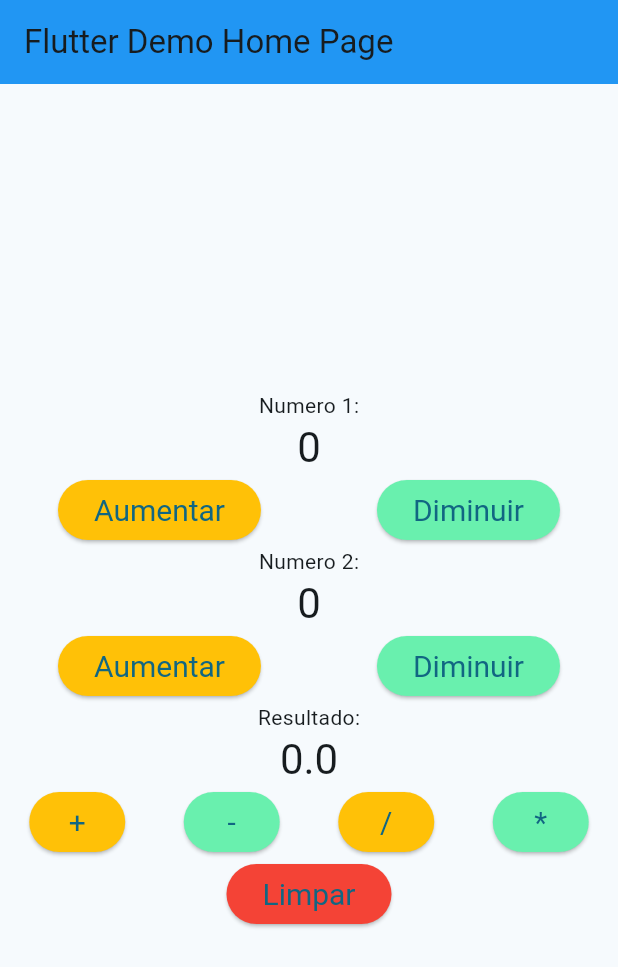
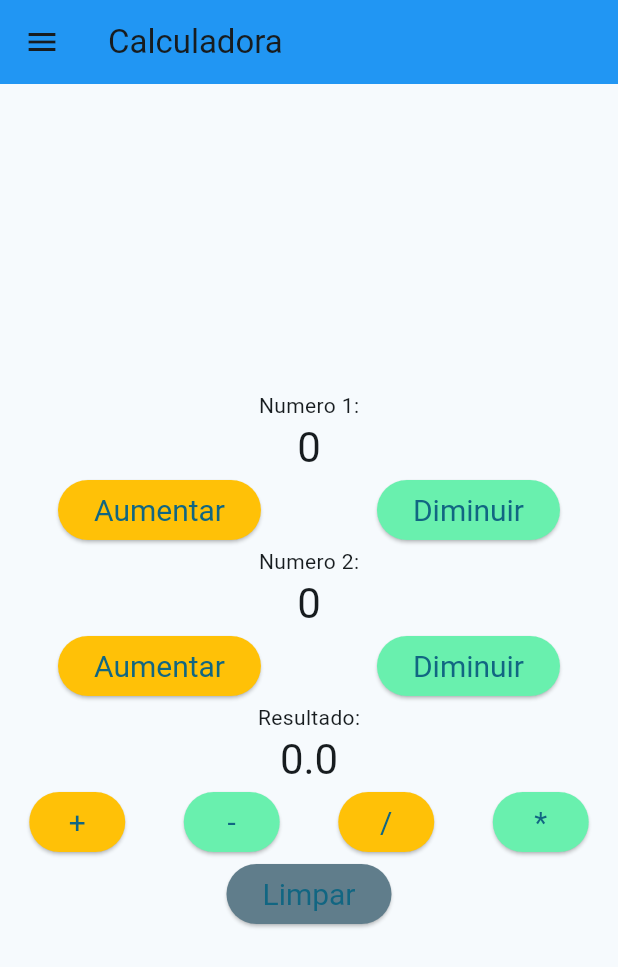
Before and after one commit to jananardi/Flutter_Calculadora, a Flutter app: the screen it shows after launch, on a phone screen of 412 x 824 dp. Shown: the top 967 px of the screen. Run offline on Flutter 3.47's test engine with Material 3 defaults, Android fonts, the phone set to English and light mode, and no system bars.

Commit message:
Criação de paginas

```diff
--- a/lib/main.dart
+++ b/lib/main.dart
@@ -1,4 +1,5 @@
 import 'package:aula01flutter/screens/myhomepage.dart';
+import 'package:aula01flutter/screens/segunda_page.dart';
 import 'package:flutter/material.dart';
 
 void main() {
@@ -15,7 +16,7 @@ class MyApp extends StatelessWidget {
       theme: ThemeData(
         colorScheme: .fromSeed(seedColor: Colors.blueGrey),
       ),
-      home: const MyHomePage(title: 'Flutter Demo Home Page'),
+       home: const MyHomePage(title: 'Calculadora'),
     );
   }
 }
--- a/lib/screens/myhomepage.dart
+++ b/lib/screens/myhomepage.dart
@@ -1,3 +1,5 @@
+import 'package:aula01flutter/screens/segunda_page.dart';
+import 'package:aula01flutter/screens/terceira_page.dart';
 import 'package:flutter/cupertino.dart';
 import 'package:flutter/material.dart';
 
@@ -76,6 +78,30 @@ class _MyHomePageState extends State<MyHomePage> {
         backgroundColor: Colors.blue,
         title: Text(widget.title),
       ),
+      drawer: Drawer(
+        child: ListView(
+          children: [
+            ListTile(
+              title: Text("Home"),
+              onTap: (){
+                Navigator.push(context, MaterialPageRoute(builder: (context) => MyHomePage(title: "Navegou")));
+              },
+            ),
+            ListTile(
+              title: Text("Segunda Page"),
+              onTap: (){
+                Navigator.push(context, MaterialPageRoute(builder: (context) => SegundaPage()));
+              },
+            ),
+            ListTile(
+              title: Text("Terceira Page"),
+              onTap: (){
+                Navigator.push(context, MaterialPageRoute(builder: (context) => TerceiraPage()));
+              },
+            )
+          ],
+        ),
+      ),
       body: Center(
         child: Column(
           mainAxisAlignment: .center,
@@ -106,7 +132,7 @@ class _MyHomePageState extends State<MyHomePage> {
                     style: ElevatedButton.styleFrom(
                         textStyle: TextStyle(
                             fontSize: 20,
-                            color: Colors.red
+                            color: Colors.white
                         ),
                         backgroundColor: Colors.greenAccent,
                         alignment: Alignment.center
@@ -223,7 +249,7 @@ class _MyHomePageState extends State<MyHomePage> {
               children: [
                 ElevatedButton(
                   style: ElevatedButton.styleFrom(
-                    backgroundColor: Colors.red,
+                    backgroundColor: Colors.blueGrey,
                     textStyle: const TextStyle(fontSize: 20),
                   ),
                   onPressed: () {
```
Also changed, not shown: lib/screens/segunda_page.dart (added, +52 -0 lines), lib/screens/terceira_page.dart (added, +52 -0 lines).
